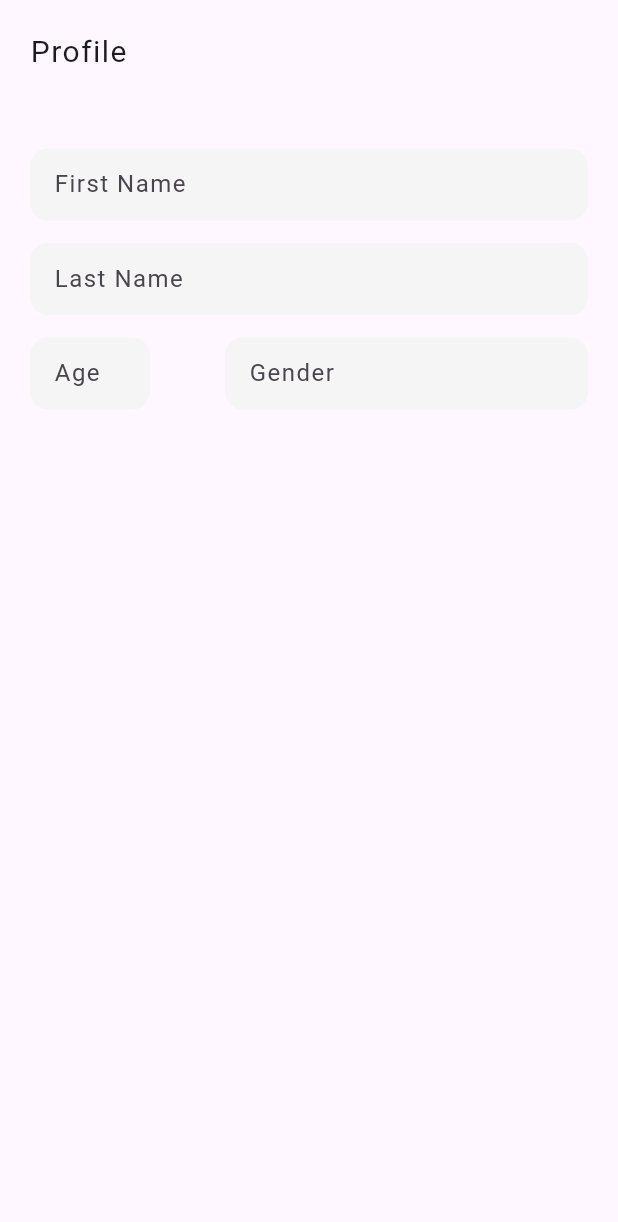
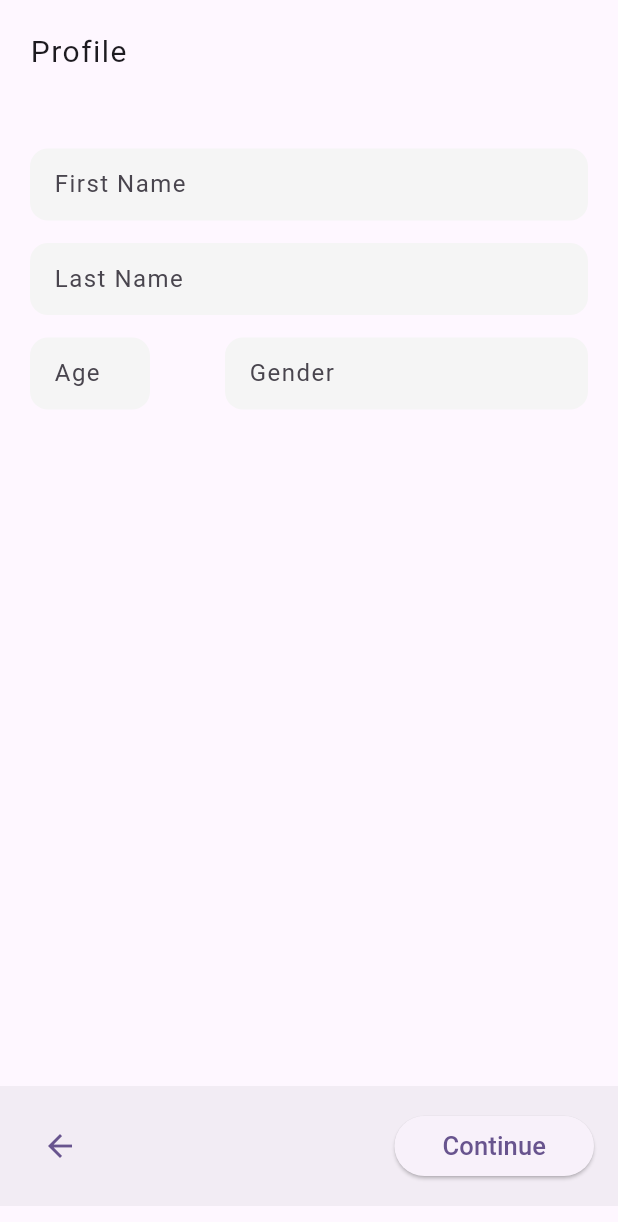
Before and after one commit to Jhay4Julian/multi_step_forms, a Flutter app: the RegisterPage screen opened directly, on a phone screen of 412 x 824 dp. Shown: the top 1222 px of the screen. Run offline on Flutter 3.47's test engine with Material 2 defaults, Android fonts, the phone set to English and light mode, and no system bars.

Commit message:
added bottom app bar

```diff
--- a/lib/pages/register_page.dart
+++ b/lib/pages/register_page.dart
@@ -24,6 +24,34 @@ class _RegisterPageState extends State<RegisterPage> {
           SchoolInfoPage(formKey: _schoolFormKey),
         ],
       ),
+      bottomNavigationBar: Padding(
+        padding: const EdgeInsets.symmetric(vertical: 20),
+        child: BottomAppBar(
+          elevation: 0,
+          child: Row(
+            mainAxisAlignment: MainAxisAlignment.spaceBetween,
+            children: [
+              IconButton(
+                onPressed: () {},
+                icon: Icon(
+                  Icons.arrow_back,
+                  color: Theme.of(context).primaryColor,
+                ),
+              ),
+              ElevatedButton(
+                onPressed: () {},
+                child: const Padding(
+                  padding: EdgeInsets.all(8.0),
+                  child: Text(
+                    'Continue',
+                    style: TextStyle(fontSize: 17),
+                  ),
+                ),
+              ),
+            ],
+          ),
+        ),
+      ),
     );
   }
 }
```
